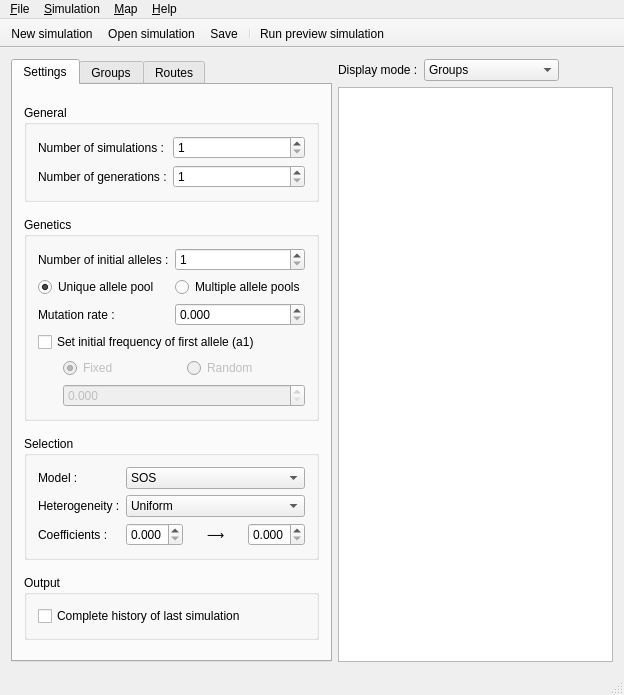
Before: the Qt Designer form mainwindow.ui in TheFakeCake/SELECTOR-GUI, drawn with Qt 5.
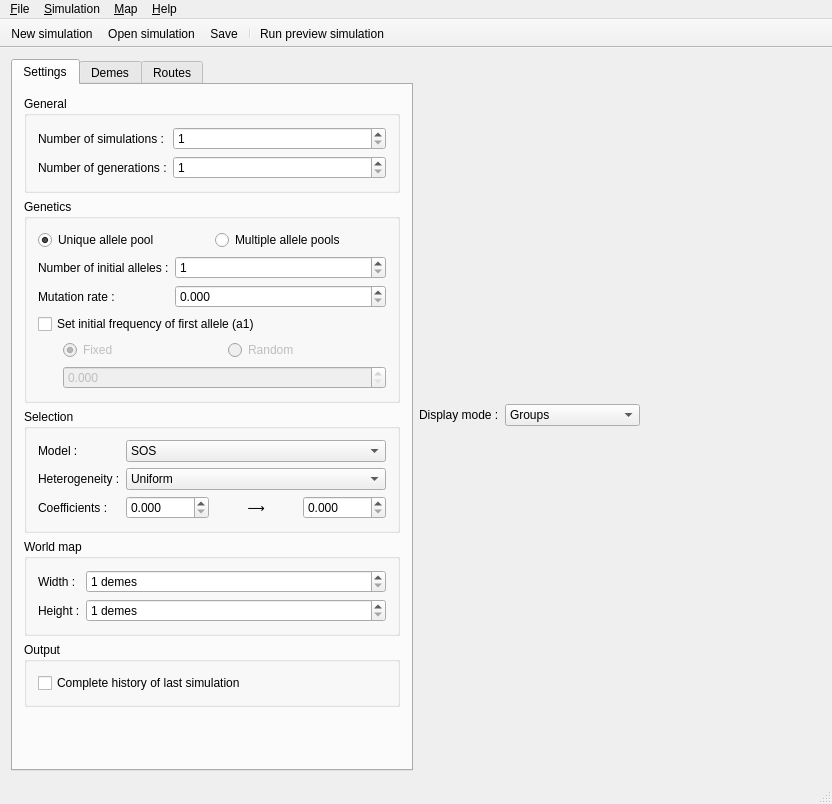
After: the same form once the commit is applied. The open tabs and pages were chosen to show the change. Icons and pictures are not drawn.

Diff of the .ui file:
```diff
--- a/mainwindow.ui
+++ b/mainwindow.ui
@@ -6,8 +6,8 @@
    <rect>
     <x>0</x>
     <y>0</y>
-    <width>624</width>
-    <height>695</height>
+    <width>832</width>
+    <height>804</height>
    </rect>
   </property>
   <property name="windowTitle">
@@ -93,25 +93,21 @@
           </property>
           <layout class="QVBoxLayout" name="verticalLayout_3">
            <item>
-            <layout class="QFormLayout" name="formLayout_2">
-             <item row="0" column="0">
-              <widget class="QLabel" name="numberOfInitialAllelesLabel">
-               <property name="text">
-                <string>Number of initial alleles :</string>
-               </property>
-              </widget>
-             </item>
-             <item row="0" column="1">
-              <widget class="QSpinBox" name="numberOfInitialAllelesSpinBox">
-               <property name="minimum">
-                <number>1</number>
-               </property>
-               <property name="maximum">
-                <number>999999999</number>
-               </property>
-              </widget>
-             </item>
-             <item row="1" column="0">
+            <widget class="QWidget" name="widget" native="true">
+             <layout class="QHBoxLayout" name="horizontalLayout_2">
+              <property name="leftMargin">
+               <number>0</number>
+              </property>
+              <property name="topMargin">
+               <number>0</number>
+              </property>
+              <property name="rightMargin">
+               <number>0</number>
+              </property>
+              <property name="bottomMargin">
+               <number>0</number>
+              </property>
+              <item>
               <widget class="QRadioButton" name="uniquePoolRadioButton">
                <property name="toolTip">
                 <string>All initial population sources are constituted from one single gene pool</string>
@@ -124,7 +120,7 @@
                </property>
               </widget>
              </item>
-             <item row="1" column="1">
+              <item>
               <widget class="QRadioButton" name="multiplePoolRadioButton">
                <property name="toolTip">
                 <string>Each initial population group is derived from independent ancestral gene pools</string>
@@ -134,7 +130,32 @@
                </property>
               </widget>
              </item>
-             <item row="2" column="0">
+             </layout>
+            </widget>
+           </item>
+           <item>
+            <layout class="QFormLayout" name="formLayout_2">
+             <item row="0" column="0">
+              <widget class="QLabel" name="numberOfInitialAllelesLabel">
+               <property name="text">
+                <string>Number of initial alleles :</string>
+               </property>
+              </widget>
+             </item>
+             <item row="0" column="1">
+              <widget class="QSpinBox" name="numberOfInitialAllelesSpinBox">
+               <property name="keyboardTracking">
+                <bool>false</bool>
+               </property>
+               <property name="minimum">
+                <number>1</number>
+               </property>
+               <property name="maximum">
+                <number>999999999</number>
+               </property>
+              </widget>
+             </item>
+             <item row="1" column="0">
               <widget class="QLabel" name="mutationRateLabel">
                <property name="toolTip">
                 <string>Defines the probability that new alleles appear (mutation rate per individual per generation)</string>
@@ -144,7 +165,7 @@
                </property>
               </widget>
              </item>
-             <item row="2" column="1">
+             <item row="1" column="1">
               <widget class="QDoubleSpinBox" name="mutationRateDoubleSpinBox">
                <property name="decimals">
                 <number>3</number>
@@ -471,64 +492,61 @@
                </item>
               </layout>
              </widget>
-             <widget class="QWidget" name="longitudinalGradientPage">
-              <layout class="QHBoxLayout" name="horizontalLayout_2">
-               <property name="leftMargin">
-                <number>0</number>
-               </property>
-               <property name="topMargin">
-                <number>0</number>
-               </property>
-               <property name="rightMargin">
-                <number>0</number>
-               </property>
-               <property name="bottomMargin">
-                <number>0</number>
-               </property>
-               <item>
-                <widget class="QDoubleSpinBox" name="eastCoefficientDoubleSpinbox">
-                 <property name="toolTip">
-                  <string>Selection coefficient in the eastern demes</string>
-                 </property>
-                 <property name="decimals">
-                  <number>3</number>
-                 </property>
+            </widget>
+           </item>
+          </layout>
+         </widget>
+        </item>
+        <item>
+         <widget class="QGroupBox" name="worldGroupBox">
+          <property name="title">
+           <string>World map</string>
+          </property>
+          <layout class="QFormLayout" name="formLayout_5">
+           <item row="0" column="0">
+            <widget class="QLabel" name="mapWidthLabel">
+             <property name="text">
+              <string>Width :</string>
+             </property>
+            </widget>
+           </item>
+           <item row="0" column="1">
+            <widget class="QSpinBox" name="mapWidthSpinBox">
+             <property name="keyboardTracking">
+              <bool>false</bool>
+             </property>
+             <property name="suffix">
+              <string> demes</string>
+             </property>
+             <property name="minimum">
+              <number>1</number>
+             </property>
                  <property name="maximum">
-                  <double>1.000000000000000</double>
-                 </property>
-                 <property name="singleStep">
-                  <double>0.050000000000000</double>
-                 </property>
-                </widget>
-               </item>
-               <item>
-                <widget class="QLabel" name="label_2">
+              <number>999999999</number>
+             </property>
+            </widget>
+           </item>
+           <item row="1" column="0">
+            <widget class="QLabel" name="mapHeightLabel">
                  <property name="text">
-                  <string>⟶</string>
-                 </property>
-                 <property name="alignment">
-                  <set>Qt::AlignCenter</set>
-                 </property>
-                </widget>
-               </item>
-               <item>
-                <widget class="QDoubleSpinBox" name="westCoefficientDoubleSpinBox">
-                 <property name="toolTip">
-                  <string>Selection coefficient in the western demes</string>
-                 </property>
-                 <property name="decimals">
-                  <number>3</number>
-                 </property>
+              <string>Height :</string>
+             </property>
+            </widget>
+           </item>
+           <item row="1" column="1">
+            <widget class="QSpinBox" name="mapHeightSpinBox">
+             <property name="keyboardTracking">
+              <bool>false</bool>
+             </property>
+             <property name="suffix">
+              <string> demes</string>
+             </property>
+             <property name="minimum">
+              <number>1</number>
+             </property>
                  <property name="maximum">
-                  <double>1.000000000000000</double>
-                 </property>
-                 <property name="singleStep">
-                  <double>0.050000000000000</double>
-                 </property>
-                </widget>
-               </item>
-              </layout>
-             </widget>
+              <number>999999999</number>
+             </property>
             </widget>
            </item>
           </layout>
@@ -556,11 +574,24 @@
           </layout>
          </widget>
         </item>
+        <item>
+         <spacer name="verticalSpacer">
+          <property name="orientation">
+           <enum>Qt::Vertical</enum>
+          </property>
+          <property name="sizeHint" stdset="0">
+           <size>
+            <width>20</width>
+            <height>40</height>
+           </size>
+          </property>
+         </spacer>
+        </item>
        </layout>
       </widget>
       <widget class="QWidget" name="groupsTab">
        <attribute name="title">
-        <string>Groups</string>
+        <string>Demes</string>
        </attribute>
       </widget>
       <widget class="QWidget" name="routesTab">
@@ -571,9 +602,18 @@
      </widget>
     </item>
     <item>
-     <layout class="QGridLayout" name="gridLayout">
-      <item row="2" column="1">
-       <widget class="QComboBox" name="comboBox">
+     <layout class="QVBoxLayout" name="centerLayout">
+      <item>
+       <layout class="QHBoxLayout" name="horizontalLayout_7">
+        <item>
+         <widget class="QLabel" name="label_3">
+          <property name="text">
+           <string>Display mode :</string>
+          </property>
+         </widget>
+        </item>
+        <item>
+         <widget class="QComboBox" name="displayModeComboBox">
         <item>
          <property name="text">
           <string>Groups</string>
@@ -599,16 +639,14 @@
           <string>Migration rates</string>
          </property>
         </item>
-       </widget>
-      </item>
-      <item row="2" column="0">
-       <widget class="QLabel" name="label_3">
+          <item>
         <property name="text">
-         <string>Display mode :</string>
-        </property>
-       </widget>
-      </item>
-      <item row="2" column="2">
+            <string>Samples sizes</string>
+           </property>
+          </item>
+         </widget>
+        </item>
+        <item>
        <spacer name="horizontalSpacer">
         <property name="orientation">
          <enum>Qt::Horizontal</enum>
@@ -621,8 +659,7 @@
         </property>
        </spacer>
       </item>
-      <item row="3" column="0" colspan="3">
-       <widget class="QGraphicsView" name="graphicsView"/>
+       </layout>
       </item>
      </layout>
     </item>
@@ -633,7 +670,7 @@
     <rect>
      <x>0</x>
      <y>0</y>
-     <width>624</width>
+     <width>832</width>
      <height>27</height>
     </rect>
    </property>
```
Left out of the diff: 97 changed lines with no effect on the pictures. Lines whose indentation alone changed are shown as unchanged.
